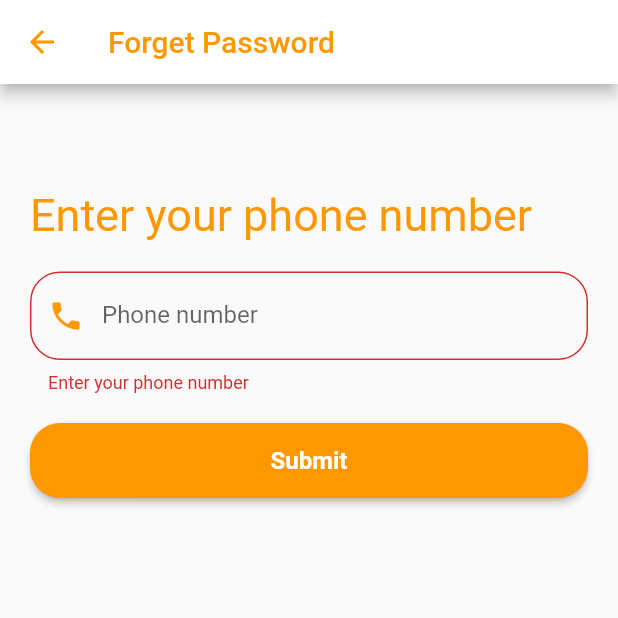
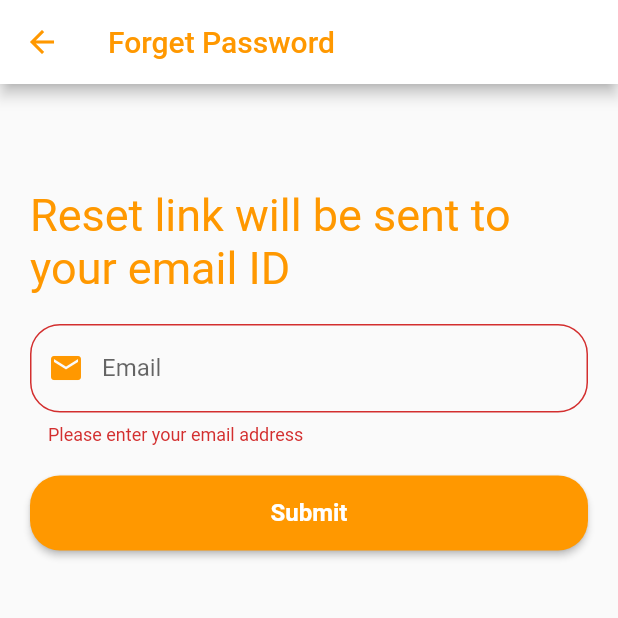
Before and after one commit to tappu2058/Haatbazar, a Flutter app: the Forgetpass screen opened directly, after a tap on "Submit", on a phone screen of 412 x 824 dp, the top half of it. Run offline on Flutter 3.47's test engine with Material 2 defaults, Android fonts, the phone set to English and light mode, and no system bars; our stand-ins replace firebase_auth, firebase_core, image_picker; accounts and stored records are empty; network calls fail.

Commit message:
firebase login and sign in

```diff
--- a/lib/botton_nav_bar/forgetPass.dart
+++ b/lib/botton_nav_bar/forgetPass.dart
@@ -1,6 +1,7 @@
+import 'package:firebase_auth/firebase_auth.dart';
 import 'package:flutter/material.dart';
 import 'package:flutter/services.dart';
-import 'package:haatbazarv1/botton_nav_bar/forgetOTP.dart';
+import 'package:haatbazarv1/botton_nav_bar/profile.dart';
 class Forgetpass extends StatefulWidget {
   const Forgetpass({Key? key}) : super(key: key);
 
@@ -11,7 +12,8 @@ class Forgetpass extends StatefulWidget {
 class _ForgetpassState extends State<Forgetpass> {
 
   final _formkey = GlobalKey<FormState>();
-  final TextEditingController phonecontroler = new TextEditingController();
+  var email = " ";
+  final TextEditingController emailcontroller = new TextEditingController();
   @override
   Widget build(BuildContext context) {
     return SafeArea(
@@ -23,30 +25,29 @@ class _ForgetpassState extends State<Forgetpass> {
               padding: EdgeInsets.all(20),
               children: [
                 SizedBox(height: 50,),
-                Text("Enter your phone number",style: TextStyle(
+                Text("Reset link will be sent to your email ID",style: TextStyle(
                   fontSize: 30,
                   color: Colors.orange,
                 ),),
                 SizedBox(height: 20,),
                 TextFormField(
-                  keyboardType: TextInputType.phone,
-                  inputFormatters: [
-                    LengthLimitingTextInputFormatter(10),
-                  ],
-                  controller: phonecontroler,
-                  validator: (value){
-                    if(value!.isEmpty){
-                      return 'Enter your phone number';
+                  keyboardType: TextInputType.emailAddress,
+                  controller: emailcontroller,
+                  validator: (value) {
+                    if (value == null || value.trim().isEmpty) {
+                      return 'Please enter your email address';
                     }
-                    if(value.length!=10){
-                      return ("Mobile Number must be of 10 digit");
+                    // Check if the entered email has the right format
+                    if (!RegExp(r'\S+@\S+\.\S+').hasMatch(value)) {
+                      return 'Please enter a valid email address';
                     }
+                    // Return null if the entered email is valid
                     return null;
                   },
                   decoration: InputDecoration(
-                      hintText: 'Phone number',
-                      labelText: 'Phone number',
-                      prefixIcon: Icon(Icons.phone,color: Colors.orange,),
+                      hintText: 'Email',
+                      labelText: 'Email',
+                      prefixIcon: Icon(Icons.mail,color: Colors.orange,),
                       border: OutlineInputBorder(
                         borderRadius: BorderRadius.circular(20),
                       )
@@ -55,7 +56,12 @@ class _ForgetpassState extends State<Forgetpass> {
                 SizedBox(height: 20,),
                 MaterialButton(
                   onPressed: (){
-                    _forgetpass();
+                    if(_formkey.currentState!.validate()){
+                      setState(() {
+                        email = emailcontroller.text;
+                      });
+                      resetPassword();
+                    }
 
                   },
                   child: Text("Submit",style: TextStyle(
@@ -75,11 +81,38 @@ class _ForgetpassState extends State<Forgetpass> {
         )
     );
   }
-  void _forgetpass(){
-    if(_formkey.currentState!.validate()){
-      Navigator.push(context,
-        MaterialPageRoute(builder: (context)=>OTPforgetpass()),
+
+
+  resetPassword() async{
+    try{
+      await FirebaseAuth.instance.sendPasswordResetEmail(email: email);
+      ScaffoldMessenger.of(context).showSnackBar(SnackBar(
+        backgroundColor: Colors.orange,
+        content: Text('Password reset email has been sent',style: TextStyle(
+          fontWeight: FontWeight.bold,
+          color: Colors.white,
+        ),),
+      ));
+      Navigator.pushReplacement(context, MaterialPageRoute(builder: (context)=>Myprofile(),),
       );
     }
+    on FirebaseException catch(error){
+      if(error.code == 'user-not-found'){
+        print("User not found");
+        ScaffoldMessenger.of(context).showSnackBar(SnackBar(
+          backgroundColor: Colors.orange,
+          content: Text('User not found',style: TextStyle(
+            fontWeight: FontWeight.bold,
+            color: Colors.white,
+          ),),
+        ));
+      }
+    }
+  }
+
+  @override
+  void dispose() {
+    emailcontroller.dispose();
+    super.dispose();
   }
 }
--- a/lib/vendor/vendorProfile.dart
+++ b/lib/vendor/vendorProfile.dart
@@ -1,3 +1,4 @@
+import 'package:firebase_auth/firebase_auth.dart';
 import 'package:flutter/material.dart';
 import 'package:haatbazarv1/vendor/manageAccount.dart';
 import 'package:haatbazarv1/vendor/reportProblem.dart';
@@ -12,6 +13,10 @@ class VendorProfile extends StatefulWidget {
 }
 
 class _VendorProfileState extends State<VendorProfile> {
+  final uid = FirebaseAuth.instance.currentUser!.uid;
+  final email = FirebaseAuth.instance.currentUser!.email;
+  final phone = FirebaseAuth.instance.currentUser!.phoneNumber;
+  final fullname = FirebaseAuth.instance.currentUser!.displayName;
   @override
   Widget build(BuildContext context) {
     return SafeArea(
@@ -119,7 +124,7 @@ class _VendorProfileState extends State<VendorProfile> {
               ],
             ),
           ),
-          appBar: AppBar(title: Center(child: Text("Username")),
+          appBar: AppBar(title: Center(child: Text("$email")),
             backgroundColor: Colors.white, foregroundColor: Colors.black,),
           body: ListView(
             padding: EdgeInsets.all(15),
@@ -129,7 +134,7 @@ class _VendorProfileState extends State<VendorProfile> {
                   child: Icon(Icons.person,size: 60,)
               ),
               Center(
-                  child: Text("Username")
+                  child: Text('$phone'),
               ),
               SizedBox(height: 20,),
               Text("Our Products",textAlign: TextAlign.center,style: TextStyle(
--- a/pubspec.yaml
+++ b/pubspec.yaml
@@ -36,6 +36,8 @@ dependencies:
   cupertino_icons: ^1.0.2
   http:
   image_picker: ^0.8.5+3
+  firebase_core: ^1.21.1
+  firebase_auth: ^3.7.0
 
 dev_dependencies:
   flutter_test:
```
Also changed, not shown: lib/botton_nav_bar/profile.dart (+62 -55 lines), lib/botton_nav_bar/registerUser.dart (+67 -3 lines), lib/main.dart (+6 -1 lines), lib/vendor/changePassword.dart (added, +137 -0 lines), lib/vendor/securityAndLogin.dart (+12 -3 lines), pubspec.lock, 3 other files.
